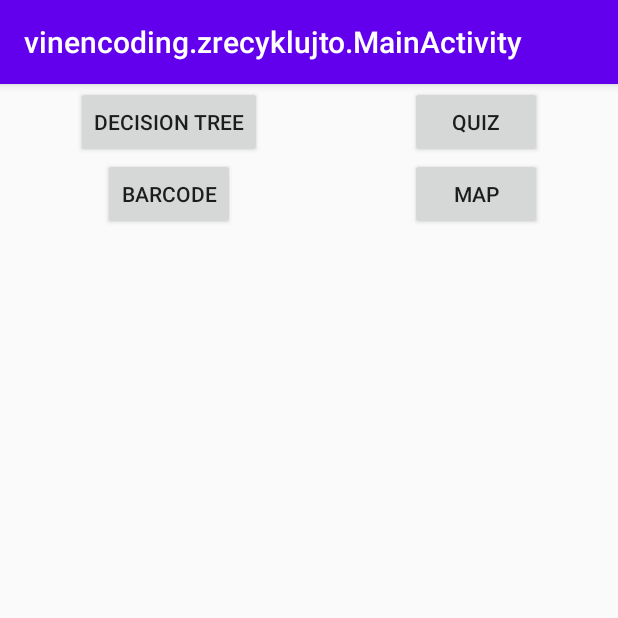
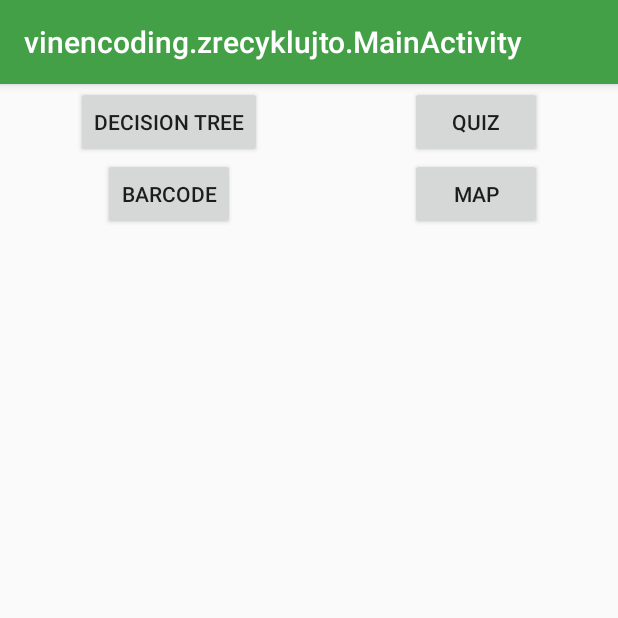
Before and after one commit to lukas-sahula/zrecykluj.to, an Android app: the screen it shows after launch (MainActivity), on a phone screen of 412 x 824 dp, the top half of it. Run offline under Robolectric (Android 15) with nearby library versions, the phone set to English and light mode, and no system bars.

Commit message:
change colors

```diff
--- a/androidApp/src/main/res/values/colors.xml
+++ b/androidApp/src/main/res/values/colors.xml
@@ -1,6 +1,6 @@
 <?xml version="1.0" encoding="utf-8"?>
 <resources>
-    <color name="colorPrimary">#6200EE</color>
-    <color name="colorPrimaryDark">#3700B3</color>
-    <color name="colorAccent">#03DAC5</color>
+    <color name="colorPrimary">#43a047</color>
+    <color name="colorPrimaryDark">#00701a</color>
+    <color name="colorAccent">#76d275</color>
 </resources>
```
